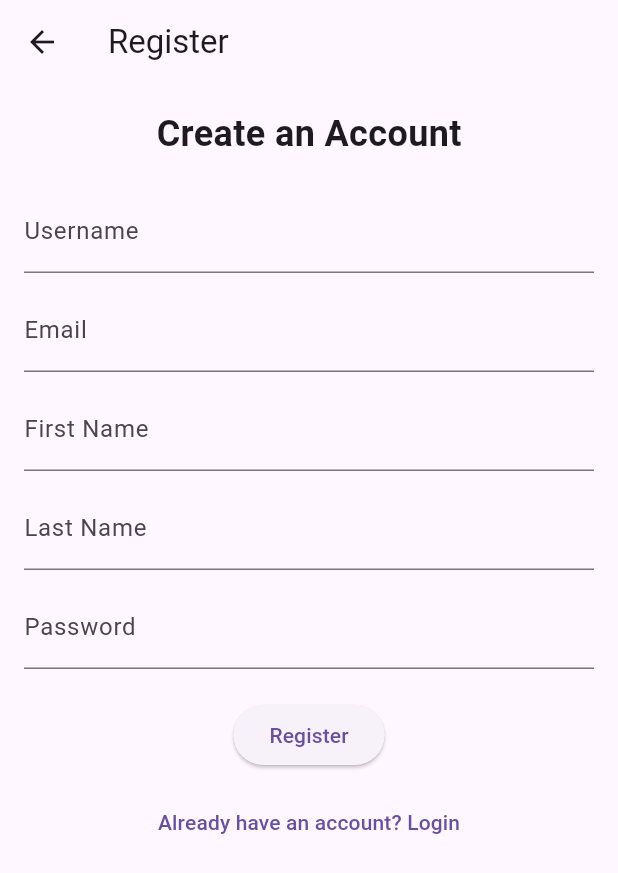
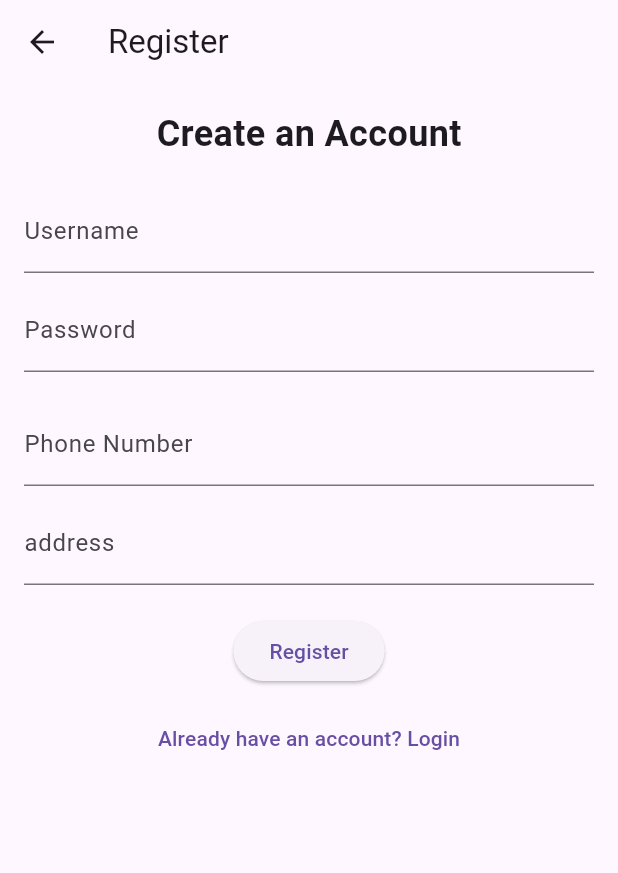
Before and after one commit to aliyaghobi80/eyeglass_shop, a Flutter app: the screen it shows after launch, after a tap on "Don’t have an account? Register", on a phone screen of 412 x 824 dp. Shown: the top 873 px of the screen. Run offline on Flutter 3.47's test engine with Material 3 defaults, Android fonts, the phone set to English and light mode, and no system bars; our stand-ins replace get, shared_preferences; accounts and stored records are empty; network calls fail.

Commit message:
Revert "Develop"

```diff
--- a/lib/controllers/auth_controller.dart
+++ b/lib/controllers/auth_controller.dart
@@ -1,7 +1,7 @@
-import 'package:eyewear/models/user.dart';
 import 'package:get/get.dart';
 import 'package:shared_preferences/shared_preferences.dart';
 import '../services/api_service.dart';
+import '../models/user.dart';
 
 class AuthController extends GetxController {
   final ApiService apiService = ApiService();
@@ -14,114 +14,51 @@ class AuthController extends GetxController {
     _loadUser();
   }
 
-  Future<bool> isAdmin() async {
-    if (user.value == null) {
-      return false;
-    }
-    return user.value!.isSuperuser;
-  }
-
   Future<void> _loadUser() async {
-    try {
-      final prefs = await SharedPreferences.getInstance();
-
-      // بارگیری اطلاعات ذخیره‌شده
-      final username = prefs.getString('username') ?? '';
-      final email = prefs.getString('email') ?? '';
-      final firstName = prefs.getString('first_name') ?? '';
-      final lastName = prefs.getString('last_name') ?? '';
-      final isStaff = prefs.getBool('is_staff') ?? false;
-      final isSuperuser = prefs.getBool('is_superuser') ?? false;
-      final isActive = prefs.getBool('is_active') ?? true;
-      final dateJoined = prefs.getString('date_joined');
-      final lastLogin = prefs.getString('last_login');
-      final token = prefs.getString('token') ?? '';
-      final refreshToken = prefs.getString('refresh_token') ?? '';
-
-      // اگر توکن وجود ندارد، به صفحه لاگین هدایت شود
-      if (token.isEmpty) {
-        if (Get.currentRoute != '/login') {
-          Get.offAllNamed('/login'); // جلوگیری از هدایت مکرر
-        }
-        return;
-      }
-
-      // اگر توکن موجود است، اطلاعات کاربر را بارگذاری کن
-      if (username.isNotEmpty && token.isNotEmpty) {
-        user.value = User(
-          username: username,
-          email: email,
-          firstName: firstName,
-          lastName: lastName,
-          isStaff: isStaff,
-          isSuperuser: isSuperuser,
-          isActive: isActive,
-          dateJoined: dateJoined != null ? DateTime.parse(dateJoined) : null,
-          lastLogin: lastLogin != null ? DateTime.parse(lastLogin) : null,
-          token: token,
-          refreshToken: refreshToken,
-        );
-      }
-    } catch (e) {
-      // اگر خطایی رخ دهد، نمایش پیام خطا
-      Get.snackbar('Error', 'Failed to load user data: $e');
+    final prefs = await SharedPreferences.getInstance();
+    final token = prefs.getString('token');
+    final username = prefs.getString('username');
+    final phoneNumber = prefs.getString('phone_number');
+    final address = prefs.getString('address');
+    final isCustomer = prefs.getBool('is_customer') ?? true;
+    if (token != null && username != null) {
+      user.value = User(
+        username: username,
+        phoneNumber: phoneNumber ?? '',
+        address: address ?? '',
+        isCustomer: isCustomer,
+        token: token,
+      );
     }
   }
 
   Future<void> _saveUser(User user) async {
     final prefs = await SharedPreferences.getInstance();
+    await prefs.setString('token', user.token);
     await prefs.setString('username', user.username);
-    await prefs.setString('email', user.email);
-    await prefs.setString('first_name', user.firstName);
-    await prefs.setString('last_name', user.lastName);
-    await prefs.setBool('is_staff', user.isStaff);
-    await prefs.setBool('is_superuser', user.isSuperuser);
-    await prefs.setBool('is_active', user.isActive);
-    await prefs.setString('date_joined', user.dateJoined?.toIso8601String() ?? '');
-    await prefs.setString('last_login', user.lastLogin?.toIso8601String() ?? '');
-    await prefs.setString('token', user.token);
-    await prefs.setString('refresh_token', user.refreshToken);
+    await prefs.setString('phone_number', user.phoneNumber);
+    await prefs.setString('address', user.address);
+    await prefs.setBool('is_customer', user.isCustomer);
   }
 
   Future<void> login(String username, String password) async {
     try {
       isLoading(true);
       final loggedInUser = await apiService.login(username, password);
-
-      if (loggedInUser.token.isEmpty) {
-        throw Exception('Login failed: Token is missing');
-      }
-
       user.value = loggedInUser;
       await _saveUser(loggedInUser);
       Get.offAllNamed('/home');
     } catch (e) {
-      final errorMsg = e.toString().contains('Exception:')
-          ? e.toString().replaceFirst('Exception: ', '')
-          : 'An error occurred while logging in.';
-      Get.snackbar('Error', errorMsg);
+      Get.snackbar('Error', e.toString());
     } finally {
       isLoading(false);
     }
   }
 
-  Future<void> register({
-    required String username,
-    required String password,
-    required String email,
-    String? firstName,
-    String? lastName,
-
-  }) async {
+  Future<void> register({required String username, required String password, required String phoneNumber, required String address}) async {
     try {
       isLoading(true);
-      final registeredUser = await apiService.register(
-        username: username,
-        password: password,
-        email: email,
-        firstName: firstName ?? '',
-        lastName: lastName ?? '',
-      );
+      final registeredUser = await apiService.register(username:username, password:password, phoneNumber:phoneNumber, address:address);
       user.value = registeredUser;
       await _saveUser(registeredUser);
       Get.offAllNamed('/home');
@@ -134,8 +71,19 @@ class AuthController extends GetxController {
 
   Future<void> logout() async {
     final prefs = await SharedPreferences.getInstance();
-    await prefs.clear();
+    await prefs.clear(); // یا فقط توکن و اطلاعات کاربر رو حذف کن
     user.value = null;
-    Get.offAllNamed('/login');
+    Get.offAllNamed('/login'); // به صفحه لاگین برگرد
+  }
+
+  Future<bool> isAdmin() async {
+    if (user.value == null) return false;
+    try {
+      final profile = await apiService.getUserProfile(user.value!.token);
+      return profile['is_admin'] ?? false;
+    } catch (e) {
+      Get.snackbar('Error', 'Failed to check admin status: $e');
+      return false;
+    }
   }
 }
--- a/lib/models/user.dart
+++ b/lib/models/user.dart
@@ -1,59 +1,25 @@
 class User {
   final String username;
-  final String email;
-  final String firstName;
-  final String lastName;
-  final bool isStaff;
-  final bool isSuperuser;
-  final bool isActive;
-  final DateTime? dateJoined;
-  final DateTime? lastLogin;
-  final String token; // توکن دسترسی
-  final String refreshToken; // توکن رفرش
+  final String phoneNumber;
+  final String address;
+  final bool isCustomer;
+  final String token;
 
   User({
     required this.username,
-    required this.email,
-    required this.firstName,
-    required this.lastName,
-    required this.isStaff,
-    required this.isSuperuser,
-    required this.isActive,
-    this.dateJoined,
-    this.lastLogin,
+    required this.phoneNumber,
+    required this.address,
+    required this.isCustomer,
     required this.token,
-    required this.refreshToken,
   });
 
   factory User.fromJson(Map<String, dynamic> json) {
     return User(
-      username: json['username'] ?? '',
-      email: json['email'] ?? '',
-      firstName: json['first_name'] ?? '',
-      lastName: json['last_name'] ?? '',
-      isStaff: json['is_staff'] ?? false,
-      isSuperuser: json['is_superuser'] ?? false,
-      isActive: json['is_active'] ?? true,
-      dateJoined: json['date_joined'] != null ? DateTime.parse(json['date_joined']) : null,
-      lastLogin: json['last_login'] != null ? DateTime.parse(json['last_login']) : null,
-      token: json['token'] ?? '',
-      refreshToken: json['refresh_token'] ?? '',
+      username: json['user']['username'],
+      phoneNumber: json['user']['phone_number'] ?? '',
+      address: json['user']['address'] ?? '',
+      isCustomer: json['user']['is_customer'] ?? true,
+      token: json['token'],
     );
   }
-
-  Map<String, dynamic> toJson() {
-    return {
-      'username': username,
-      'email': email,
-      'first_name': firstName,
-      'last_name': lastName,
-      'is_staff': isStaff,
-      'is_superuser': isSuperuser,
-      'is_active': isActive,
-      'date_joined': dateJoined?.toIso8601String(),
-      'last_login': lastLogin?.toIso8601String(),
-      'token': token,
-      'refresh_token': refreshToken,
-    };
-  }
 }
--- a/lib/screens/home_screen.dart
+++ b/lib/screens/home_screen.dart
@@ -1,3 +1,4 @@
+import 'package:eyewear/utils/utf_fix.dart';
 import 'package:flutter/material.dart';
 import 'package:get/get.dart';
 import '../controllers/auth_controller.dart';
@@ -19,20 +20,19 @@ class HomeScreen extends StatelessWidget {
                 authController.logout();
               }
             },
-            itemBuilder: (BuildContext context) => <PopupMenuEntry<String>>[
-              const PopupMenuItem<String>(
-                value: 'logout',
-                child: Text('Logout'),
-              ),
-            ],
+            itemBuilder:
+                (BuildContext context) => <PopupMenuEntry<String>>[
+                  const PopupMenuItem<String>(
+                    value: 'logout',
+                    child: Text('Logout'),
+                  ),
+                ],
           ),
         ],
       ),
       body: Center(
         child: Column(
-          crossAxisAlignment: CrossAxisAlignment.center,
           children: [
-            // بررسی وضعیت ادمین بودن کاربر
             FutureBuilder<bool>(
               future: authController.isAdmin(),
               builder: (context, snapshot) {
@@ -42,27 +42,19 @@ class HomeScreen extends StatelessWidget {
                 return Text('Admin: ${snapshot.data ?? false}');
               },
             ),
+            Obx(() {
 
-            // نمایش اطلاعات کاربر
-            Obx(() {
               if (authController.user.value == null) {
                 return const CircularProgressIndicator();
               }
-              final user = authController.user.value!;
-              return Column(
-                crossAxisAlignment: CrossAxisAlignment.start,
-                children: [
-                  Text('Username: ${user.username}', style: TextStyle(fontSize: 16, fontWeight: FontWeight.bold)),
-                  Text('Email: ${user.email}', style: TextStyle(fontSize: 16)),
-                  Text('First Name: ${user.firstName}', style: TextStyle(fontSize: 16)),
-                  Text('Last Name: ${user.lastName}', style: TextStyle(fontSize: 16)),
-                  Text('Active: ${user.isActive}', style: TextStyle(fontSize: 16)),
-                  Text('Staff: ${user.isStaff}', style: TextStyle(fontSize: 16)),
-                  Text('Admin: ${user.isSuperuser}', style: TextStyle(fontSize: 16)),
-                  Text('Date Joined: ${user.dateJoined?.toLocal() ?? "N/A"}', style: TextStyle(fontSize: 16)),
-                  Text('Last Login: ${user.lastLogin?.toLocal() ?? "N/A"}', style: TextStyle(fontSize: 16)),
-                ],
-              );
+              // نمایش اطلاعات یوزر
+              return Column(children: [
+                Text('username: ${authController.user.value!.username}'),
+                Text('phoneNumber: ${authController.user.value!.phoneNumber}'),
+                Text('token: ${authController.user.value!.token}'),
+
+                Text('address: ${decodeUTF8(authController.user.value!.address)}'),
+              ],);
             }),
           ],
         ),
--- a/lib/screens/login_screen.dart
+++ b/lib/screens/login_screen.dart
@@ -3,7 +3,6 @@ import 'package:get/get.dart';
 import '../controllers/auth_controller.dart';
 
 class LoginScreen extends StatelessWidget {
-
   final AuthController authController = Get.put(AuthController());
   final TextEditingController usernameController = TextEditingController();
   final TextEditingController passwordController = TextEditingController();
--- a/lib/screens/register_screen.dart
+++ b/lib/screens/register_screen.dart
@@ -6,9 +6,8 @@ class RegisterScreen extends StatelessWidget {
   final AuthController authController = Get.find<AuthController>();
   final TextEditingController usernameController = TextEditingController();
   final TextEditingController passwordController = TextEditingController();
-  final TextEditingController emailController = TextEditingController();
-  final TextEditingController firstNameController = TextEditingController();
-  final TextEditingController lastNameController = TextEditingController();
+  final TextEditingController phoneNumberController = TextEditingController();
+  final TextEditingController addressController = TextEditingController();
 
   RegisterScreen({super.key});
 
@@ -33,38 +32,34 @@ class RegisterScreen extends StatelessWidget {
               ),
               const SizedBox(height: 10),
               TextField(
-                controller: emailController,
-                decoration: const InputDecoration(labelText: 'Email'),
-              ),
-              const SizedBox(height: 10),
-              TextField(
-                controller: firstNameController,
-                decoration: const InputDecoration(labelText: 'First Name'),
-              ),
-              const SizedBox(height: 10),
-              TextField(
-                controller: lastNameController,
-                decoration: const InputDecoration(labelText: 'Last Name'),
-              ),
-              const SizedBox(height: 10),
-              TextField(
                 controller: passwordController,
                 decoration: const InputDecoration(labelText: 'Password'),
                 obscureText: true,
               ),
               const SizedBox(height: 20),
+              TextField(
+                controller: phoneNumberController,
+                decoration: const InputDecoration(labelText: 'Phone Number'),
+              ),
+              const SizedBox(height: 10),
+              TextField(
+                controller: addressController,
+                decoration: const InputDecoration(labelText: 'address'),
+              ),
+              const SizedBox(height: 20),
               Obx(
-                    () => authController.isLoading.value
+                () =>
+                    authController.isLoading.value
                         ? const CircularProgressIndicator()
                         : ElevatedButton(
                           onPressed: () {
                             authController.register(
                               username: usernameController.text,
                               password: passwordController.text,
-                      email: emailController.text,
-                      firstName: firstNameController.text,
-                      lastName: lastNameController.text,
+                              phoneNumber: phoneNumberController.text,
+                              address: addressController.text,
                             );
+                            print('registered❤️');
                           },
                           child: const Text('Register'),
                         ),
--- a/lib/utils/constants.dart
+++ b/lib/utils/constants.dart
@@ -1,6 +1,5 @@
 class Constants {
   static const String baseUrl = 'http://87.248.155.142:8000/api/';
-  static const String loginUrl = '${baseUrl}login/';
-  static const String registerUrl = '${baseUrl}signup/';
-  static const String productUrl = '${baseUrl}product/';
+  static const String loginUrl = '${baseUrl}auth/login/';
+  static const String registerUrl = '${baseUrl}auth/register/';
 }
```
Also changed, not shown: lib/services/api_service.dart (+26 -38 lines), 1 other file. Lines whose indentation alone changed are shown as unchanged.
